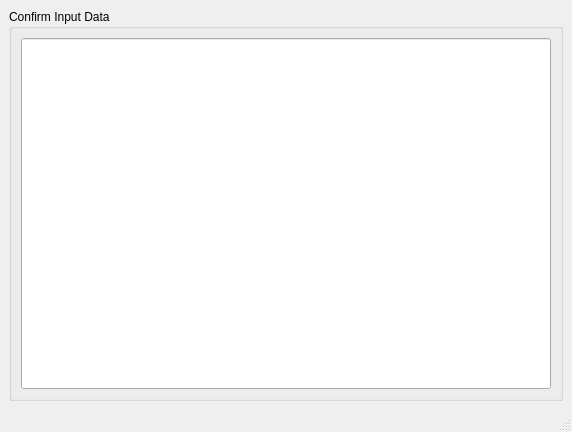
Concrete-Chrono-Development/chrono-preprocessor, file freecad/chronoWorkbench/gui/ui/ui_LDPMCSL_writeSimInfo.ui: the form before one commit.
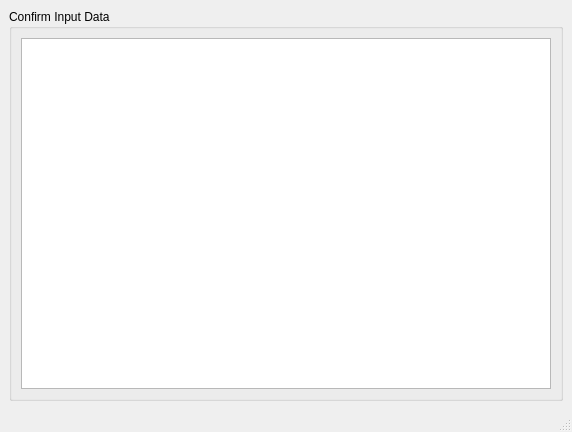
The form after the commit.

```diff
--- a/freecad/chronoWorkbench/gui/ui/ui_LDPMCSL_writeSimInfo.ui
+++ b/freecad/chronoWorkbench/gui/ui/ui_LDPMCSL_writeSimInfo.ui
@@ -46,40 +46,17 @@
       </property>
       <layout class="QGridLayout" name="gridLayout">
        <item row="0" column="0">
-        <widget class="QLineEdit" name="statusWindow">
-         <property name="enabled">
-          <bool>true</bool>
+        <widget class="QTextBrowser" name="statusWindow">
+         <property name="html">
+          <string>&lt;!DOCTYPE HTML PUBLIC &quot;-//W3C//DTD HTML 4.0//EN&quot; &quot;http://www.w3.org/TR/REC-html40/strict.dtd&quot;&gt;
+&lt;html&gt;&lt;head&gt;&lt;meta name=&quot;qrichtext&quot; content=&quot;1&quot; /&gt;&lt;style type=&quot;text/css&quot;&gt;
+p, li { white-space: pre-wrap; }
+&lt;/style&gt;&lt;/head&gt;&lt;body style=&quot; font-family:'MS Shell Dlg 2'; font-size:8.25pt; font-weight:400; font-style:normal;&quot;&gt;
+&lt;p style=&quot;-qt-paragraph-type:empty; margin-top:12px; margin-bottom:12px; margin-left:0px; margin-right:0px; -qt-block-indent:0; text-indent:0px;&quot;&gt;&lt;br /&gt;&lt;/p&gt;&lt;/body&gt;&lt;/html&gt;</string>
          </property>
-         <property name="sizePolicy">
-          <sizepolicy hsizetype="Expanding" vsizetype="MinimumExpanding">
-           <horstretch>0</horstretch>
-           <verstretch>0</verstretch>
-          </sizepolicy>
-         </property>
-         <property name="minimumSize">
-          <size>
-           <width>0</width>
-           <height>0</height>
-          </size>
-         </property>
-         <property name="maximumSize">
-          <size>
-           <width>16777215</width>
-           <height>16777215</height>
-          </size>
-         </property>
-         <property name="cursor">
-          <cursorShape>BlankCursor</cursorShape>
-         </property>
-         <property name="text">
+         <property name="placeholderText">
           <string/>
          </property>
-         <property name="frame">
-          <bool>true</bool>
-         </property>
-         <property name="readOnly">
-          <bool>true</bool>
-         </property>
         </widget>
        </item>
       </layout>
```
